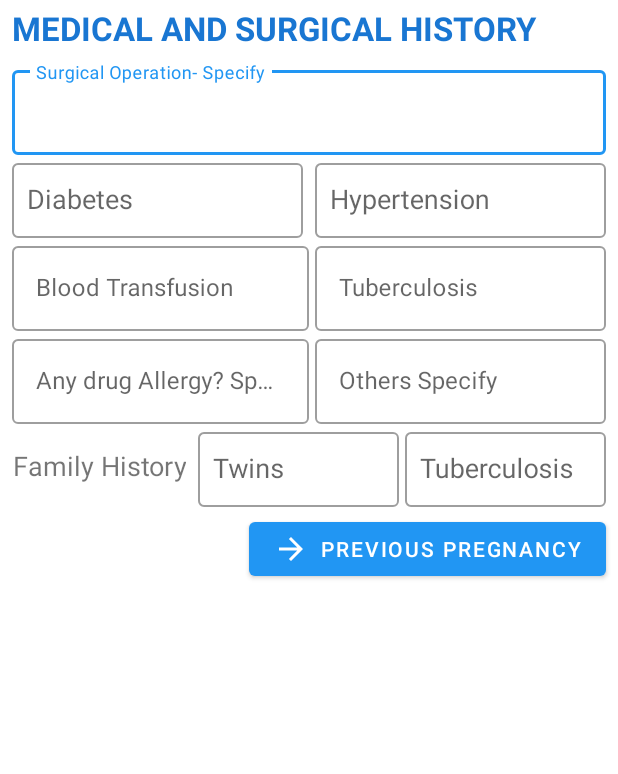
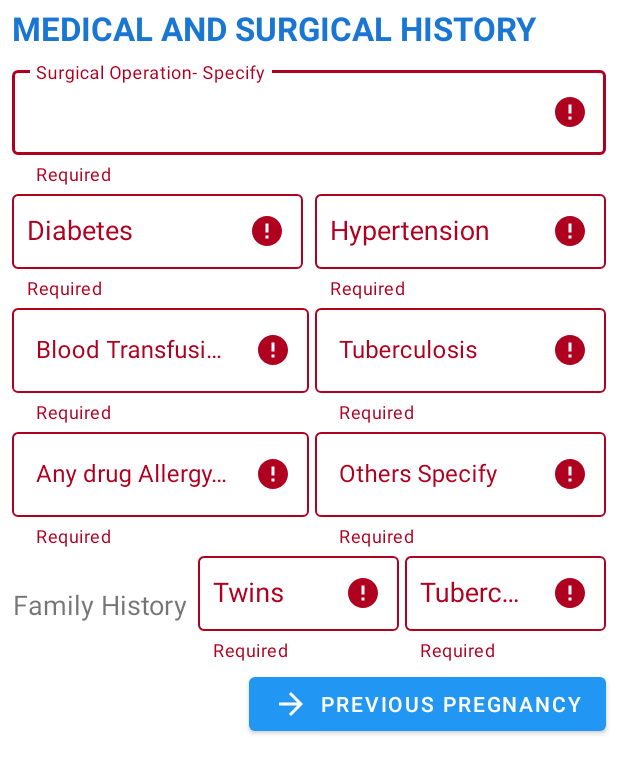
Before and after one commit to polojerry/Linda-Jamii, an Android app: the fragment MedicalSurgicalHistoryFragment shown on its own in the app's theme, after a tap on "PREVIOUS PREGNANCY", on a phone screen of 412 x 824 dp. Shown: the top 774 px of the screen. Run offline under Robolectric (Android 15) with nearby library versions, the phone set to English and light mode, and no system bars; our stand-ins replace Firebase (no records; nobody signed in at launch, a user with empty details on screens opened directly), data binding.

Commit message:
Added input validity to MedicalSurgicalHistoryViewModel.kt

```diff
--- a/app/src/main/java/com/polotechnologies/lindajamii/ui/initialvisit/medicalSurgicalHistory/MedicalSurgicalHistoryViewModel.kt
+++ b/app/src/main/java/com/polotechnologies/lindajamii/ui/initialvisit/medicalSurgicalHistory/MedicalSurgicalHistoryViewModel.kt
@@ -9,142 +9,74 @@ class MedicalSurgicalHistoryViewModel(
     val mBinding: FragmentMedicalSurgicalHistoryBinding
 ) : ViewModel() {
 
-    private var nameOfInstitution = ""
-    private var mflNumber = ""
-    private var ancNumber = ""
-    private var pncNumber = ""
-    private var nameOfClient = ""
-    private var ageOfClient = ""
-    private var gravida = ""
-    private var parity = ""
-    private var height = ""
-    private var weight = ""
-    private var lmp = ""
-    private var edd = ""
-    private var maritalStatus = ""
-    private var education = ""
-    private var address = ""
-    private var telephone = ""
-    private var nextOfKin = ""
-    private var relationShip = ""
-    private var nextOfKinContact = ""
+    private var surgicalOperation = ""
+    private var diabetes = ""
+    private var hypertension = ""
+    private var bloodTransfusion = ""
+    private var tuberculosis = ""
+    private var specificDrugAllergy = ""
+    private var otherDrugAllergies = ""
+    private var familyHistoryTwins = ""
+    private var familyHistoryTuberculosis = ""
 
 
     fun isFieldsValid(): Boolean {
         var isValid = false
 
-        /*nameOfInstitution = mBinding.textMaternalProfileNameOfInstitution.text.toString()
-        mflNumber = mBinding.textMaternalProfileMfNumber.text.toString()
-        ancNumber = mBinding.textMaternalProfileAncNumber.text.toString()
-        pncNumber = mBinding.textMaternalProfilePncNumber.text.toString()
-        nameOfClient = mBinding.textMaternalProfileNameOfClient.text.toString()
-        ageOfClient = mBinding.textMaternalProfileAge.text.toString()
-        gravida = mBinding.textMaternalProfileGravida.text.toString()
-        parity = mBinding.textMaternalProfileParity.text.toString()
-        height = mBinding.textMaternalProfileParity.text.toString()
-        weight = mBinding.textMaternalProfileHeight.text.toString()
-        lmp = mBinding.textMaternalProfileLmp.text.toString()
-        edd = mBinding.textMaternalProfileEdd.text.toString()
-        maritalStatus = mBinding.textMaternalProfileMaritalStatus.text.toString()
-        education = mBinding.textMaternalProfileAddress.text.toString()
-        address = mBinding.textMaternalProfileAddress.text.toString()
-        telephone = mBinding.textMaternalProfileTelephone.text.toString()
-        nextOfKin = mBinding.textMaternalProfileNextOfKin.text.toString()
-        relationShip = mBinding.textMaternalProfileRelationship.text.toString()
-        nextOfKinContact = mBinding.textLayoutProfileContactPhone.text.toString()
+        surgicalOperation = mBinding.textMedicalSurgicalHistorySurgicalOperationSpecific.text.toString()
+        diabetes = mBinding.textMedicalSurgicalHistoryDiabetes.text.toString()
+        hypertension = mBinding.textMedicalSurgicalHistoryHypertension.text.toString()
+        bloodTransfusion = mBinding.textMedicalSurgicalHistoryHypertension.text.toString()
+        tuberculosis = mBinding.textMedicalSurgicalHistoryTuberculosis.text.toString()
+        specificDrugAllergy = mBinding.textMedicalSurgicalHistoryDrugAllergy.text.toString()
+        otherDrugAllergies = mBinding.textMedicalSurgicalHistoryOthersDrugAllergySpecify.text.toString()
+        familyHistoryTwins = mBinding.textMedicalSurgicalHistoryTwins.text.toString()
+        familyHistoryTuberculosis = mBinding.textMedicalSurgicalHistoryFamilyHistoryTuberculosis.text.toString()
 
 
-        if (nameOfInstitution == ""){
+        if (surgicalOperation == ""){
             isValid = false
-            mBinding.textLayoutMaternalProfileInstitutionName.error = "Required"
+            mBinding.textLayoutMedicalSurgicalHistorySergicalOperation.error = "Required"
         }
 
-        if (nameOfClient == "") {
+        if (diabetes == "") {
             isValid = false
-            mBinding.textLayoutMaternalProfileMflNumber.error = "Required"
+            mBinding.textLayoutMedicalSurgicalHistoryDiabetes.error = "Required"
+        }
+        if (hypertension == "") {
+            isValid = false
+            mBinding.textLayoutMedicalSurgicalHistoryHyperTension.error = "Required"
+        }
+        if (bloodTransfusion == "") {
+            isValid = false
+            mBinding.textLayoutMedicalSurgicalHistoryBloodTransfusion.error = "Required"
+        }
+        if (tuberculosis == "") {
+            mBinding.textLayoutMedicalSurgicalHistoryTuberculosis.error = "Required"
             isValid = false
         }
-        if (ancNumber == "") {
+        if (specificDrugAllergy == "") {
             isValid = false
-            mBinding.textLayoutMaternalProfileAncNumber.error = "Required"
+            mBinding.textLayoutMedicalSurgicalHistoryDrugAllergy.error = "Required"
         }
-        if (pncNumber == "") {
+        if (otherDrugAllergies == "") {
             isValid = false
-            mBinding.textLayoutMaternalProfilePncNumber.error = "Required"
+            mBinding.textLayoutMedicalSurgicalHistoryOthersDrugAllergySpecify.error = "Required"
         }
-        if (nameOfClient == "") {
-            mBinding.textLayoutMaternalProfileClientName.error = "Required"
-            isValid = false
-        }
-        if (ageOfClient == "") {
-            isValid = false
-            mBinding.textLayoutMaternalProfileAge.error = "Required"
-        }
-        if (gravida == "") {
+
+        if (familyHistoryTwins == "") {
 
             isValid = false
-            mBinding.textLayoutMaternalProfileGravida.error = "Required"
+            mBinding.textLayoutMedicalSurgicalHistoryTwins.error = "Required"
         }
-        if (parity == "") {
 
+        if (familyHistoryTuberculosis == "") {
             isValid = false
-            mBinding.textLayoutMaternalProfileParity.error = "Required"
+            mBinding.textLayoutMedicalSurgicalHistoryFamilyHistoryTuberculosis.error = "Required"
         }
-        if (height == "") {
 
-            isValid = false
-            mBinding.textLayoutMaternalProfileHeight.error = "Required"
-        }
-        if (weight == "") {
-            isValid = false
-            mBinding.textLayoutMaternalProfileWeight.error = "Required"
-
-        }
-        if (lmp == "") {
-
-            isValid = false
-            mBinding.textLayoutMaternalProfileLmp.error = "Required"
-        }
-        if (edd == "") {
-
-            isValid = false
-            mBinding.textLayoutMaternalProfileEdd.error = "Required"
-        }
-        if (maritalStatus == "") {
-            isValid = false
-            mBinding.textLayoutMaternalProfileMaritalStatus.error = "Required"
-        }
-        if (education == "") {
-            isValid = false
-            mBinding.textLayoutMaternalProfileEducation.error = "Required"
-        }
-        if (address == "") {
-            isValid = false
-            mBinding.textLayoutMaternalProfileAddress.error = "Required"
-        }
-        if (telephone == "") {
-            isValid = false
-            mBinding.textLayoutMaternalProfileTelephone.error = "Required"
-        }
-        if (nextOfKin == "") {
-            isValid = false
-            mBinding.textLayoutMaternalProfileNextOfKin.error = "Required"
-        }
-        if (relationShip == "") {
-            isValid = false
-            mBinding.textLayoutMaternalProfileRelationship.error = "Required"
-        }
-        if (nextOfKinContact == "") {
-            isValid = false
-            mBinding.textLayoutMaternalProfileNextOfKinContactPhone.error = "Required"
-
-
-        }*/
-
-        if (nameOfInstitution != "" && mflNumber != "" && ancNumber != "" && pncNumber != "" && nameOfClient != ""
-            && ageOfClient != "" && gravida != "" && parity != "" && height != "" && weight != "" && lmp != ""
-            && edd != "" && maritalStatus != "" && education != "" && address != "" && telephone != "" && nextOfKin != ""
-            && relationShip != "" && nextOfKinContact != ""
+        if (surgicalOperation != "" && diabetes != "" && hypertension != "" && bloodTransfusion != "" && tuberculosis != ""
+            && specificDrugAllergy != "" && otherDrugAllergies != "" && familyHistoryTwins != "" && familyHistoryTuberculosis != ""
         ) {
             isValid = true
         }
--- a/app/src/main/res/layout/fragment_medical_surgical_history.xml
+++ b/app/src/main/res/layout/fragment_medical_surgical_history.xml
@@ -164,7 +164,7 @@
                 </com.google.android.material.textfield.TextInputLayout>
 
                 <com.google.android.material.textfield.TextInputLayout
-                    android:id="@+id/text_layout_medical_surgical_history_others_specify"
+                    android:id="@+id/text_layout_medical_surgical_history_others_drug_allergy_specify"
                     style="@style/Theme.LindaJamii.TextInputLayout.Outlined"
                     android:layout_width="0dp"
                     android:layout_height="wrap_content"
@@ -175,7 +175,7 @@
                     app:layout_constraintTop_toBottomOf="@+id/text_layout_medical_surgical_history_tuberculosis">
 
                     <com.google.android.material.textfield.TextInputEditText
-                        android:id="@+id/text_medical_surgical_history_others_specify"
+                        android:id="@+id/text_medical_surgical_history_others_drug_allergy_specify"
                         android:layout_width="match_parent"
                         android:layout_height="match_parent"
                         android:hint="Others Specify "
@@ -225,7 +225,7 @@
                     android:layout_marginEnd="8dp"
                     app:layout_constraintEnd_toEndOf="parent"
                     app:layout_constraintStart_toEndOf="@+id/text_layout_medical_surgical_history_twins"
-                    app:layout_constraintTop_toBottomOf="@+id/text_layout_medical_surgical_history_others_specify">
+                    app:layout_constraintTop_toBottomOf="@+id/text_layout_medical_surgical_history_others_drug_allergy_specify">
 
                     <com.google.android.material.textfield.MaterialAutoCompleteTextView
                         android:id="@+id/text_medical_surgical_history_family_history_tuberculosis"
```
